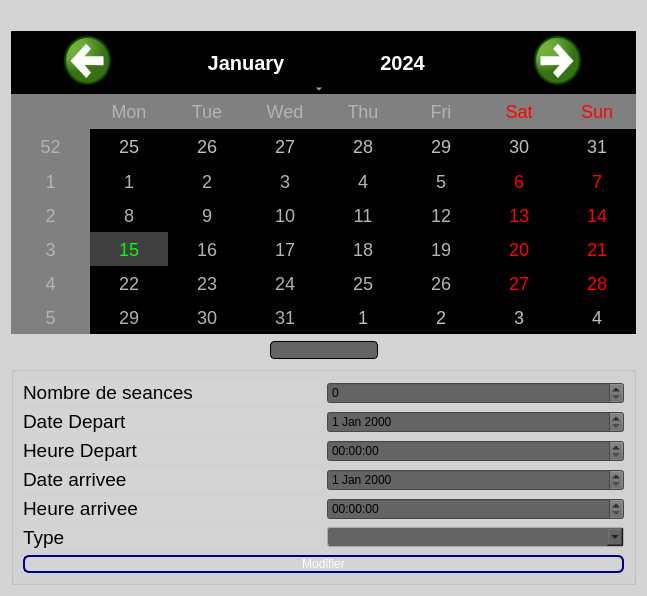
CalmettesT/Projet-BTS, file editseance.ui: the form before one commit.
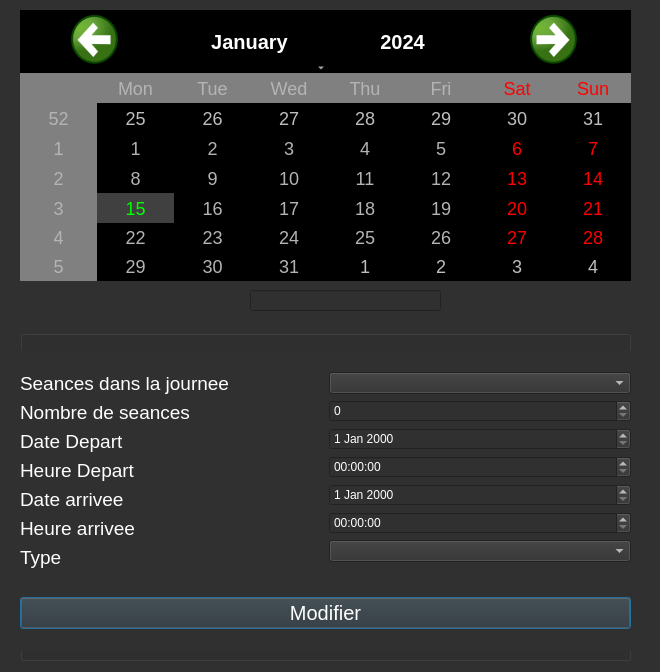
The form after the commit.

```diff
--- a/editseance.ui
+++ b/editseance.ui
@@ -6,36 +6,36 @@
    <rect>
     <x>0</x>
     <y>0</y>
-    <width>495</width>
-    <height>596</height>
+    <width>660</width>
+    <height>672</height>
    </rect>
   </property>
   <property name="windowTitle">
    <string>Dialog</string>
   </property>
   <property name="styleSheet">
-   <string notr="true">background-color: rgb(212, 212, 212);</string>
+   <string notr="true">background-color: rgb(48, 48, 48);</string>
   </property>
-  <layout class="QVBoxLayout" name="verticalLayout_5">
-   <item>
-    <widget class="QLabel" name="labelimg">
-     <property name="text">
-      <string/>
-     </property>
-    </widget>
-   </item>
-   <item>
     <widget class="QCalendarWidget" name="calendarWidget">
+   <property name="geometry">
+    <rect>
+     <x>20</x>
+     <y>10</y>
+     <width>611</width>
+     <height>271</height>
+    </rect>
+   </property>
      <property name="styleSheet">
       <string notr="true">QCalendarWidget QToolButton {
-
+	heigth:40px;
 	width:150px;
 	color:white;
 	font-size:20px;
 	icon-size:56px,56px;
-	background-color: rgb(0, 0, 0);
+	background-color:black;
 }
 
+
 QCalendarWidget QWidget{
 	alternate-background-color:rgb(128,128,128)
 }
@@ -49,68 +49,47 @@
 }</string>
      </property>
     </widget>
-   </item>
-   <item>
-    <layout class="QHBoxLayout" name="horizontalLayout">
-     <item>
-      <spacer name="horizontalSpacer">
-       <property name="orientation">
-        <enum>Qt::Horizontal</enum>
-       </property>
-       <property name="sizeHint" stdset="0">
-        <size>
-         <width>30</width>
-         <height>20</height>
-        </size>
-       </property>
-      </spacer>
-     </item>
-     <item>
-      <widget class="QLineEdit" name="lineEdit">
-       <property name="sizePolicy">
-        <sizepolicy hsizetype="Fixed" vsizetype="Fixed">
-         <horstretch>0</horstretch>
-         <verstretch>0</verstretch>
-        </sizepolicy>
-       </property>
-       <property name="styleSheet">
-        <string notr="true">QLineEdit 
-{
-     border: 1px solid black;
-     border-radius: 4px;
-	background-color: rgb(100,100, 100);
-     selection-background-color: black;
- }</string>
-       </property>
-      </widget>
-     </item>
-     <item>
-      <spacer name="horizontalSpacer_2">
-       <property name="orientation">
-        <enum>Qt::Horizontal</enum>
-       </property>
-       <property name="sizeHint" stdset="0">
-        <size>
-         <width>30</width>
-         <height>20</height>
-        </size>
-       </property>
-      </spacer>
-     </item>
-    </layout>
-   </item>
-   <item>
     <widget class="QGroupBox" name="groupBox">
+   <property name="geometry">
+    <rect>
+     <x>20</x>
+     <y>330</y>
+     <width>611</width>
+     <height>331</height>
+    </rect>
+   </property>
      <property name="title">
       <string/>
      </property>
-     <layout class="QVBoxLayout" name="verticalLayout_3">
-      <item>
+   <widget class="QWidget" name="verticalLayoutWidget_3">
+    <property name="geometry">
+     <rect>
+      <x>0</x>
+      <y>20</y>
+      <width>611</width>
+      <height>301</height>
+     </rect>
+    </property>
        <layout class="QVBoxLayout" name="verticalLayout_4">
         <item>
          <layout class="QHBoxLayout" name="horizontalLayout_3">
           <item>
            <layout class="QVBoxLayout" name="verticalLayout">
+         <item>
+          <widget class="QLabel" name="nombreSeances_4">
+           <property name="font">
+            <font>
+             <pointsize>14</pointsize>
+            </font>
+           </property>
+           <property name="styleSheet">
+            <string notr="true">color: rgb(255, 255, 255);</string>
+           </property>
+           <property name="text">
+            <string>Seances dans la journee</string>
+           </property>
+          </widget>
+         </item>
             <item>
              <widget class="QLabel" name="nombreSeances_2">
               <property name="font">
@@ -119,7 +98,7 @@
                </font>
               </property>
               <property name="styleSheet">
-               <string notr="true">color: rgb(0, 0, 0);</string>
+            <string notr="true">color: rgb(255, 255, 255);</string>
               </property>
               <property name="text">
                <string>Nombre de seances</string>
@@ -134,7 +113,7 @@
                </font>
               </property>
               <property name="styleSheet">
-               <string notr="true">color: rgb(0, 0, 0);</string>
+            <string notr="true">color: rgb(255, 255, 255);</string>
               </property>
               <property name="text">
                <string>Date Depart</string>
@@ -149,7 +128,7 @@
                </font>
               </property>
               <property name="styleSheet">
-               <string notr="true">color: rgb(0, 0, 0);</string>
+            <string notr="true">color: rgb(255, 255, 255);</string>
               </property>
               <property name="text">
                <string>Heure Depart</string>
@@ -164,7 +143,7 @@
                </font>
               </property>
               <property name="styleSheet">
-               <string notr="true">color: rgb(0, 0, 0);</string>
+            <string notr="true">color: rgb(255, 255, 255);</string>
               </property>
               <property name="text">
                <string>Date arrivee</string>
@@ -179,7 +158,7 @@
                </font>
               </property>
               <property name="styleSheet">
-               <string notr="true">color: rgb(0, 0, 0);</string>
+            <string notr="true">color: rgb(255, 255, 255);</string>
               </property>
               <property name="text">
                <string>Heure arrivee</string>
@@ -194,7 +173,7 @@
                </font>
               </property>
               <property name="styleSheet">
-               <string notr="true">color: rgb(0, 0, 0);</string>
+            <string notr="true">color: rgb(255, 255, 255);</string>
               </property>
               <property name="text">
                <string>Type</string>
@@ -205,106 +184,52 @@
           </item>
           <item>
            <layout class="QVBoxLayout" name="verticalLayout_2">
+         <item>
+          <widget class="QComboBox" name="seancesJournne">
+           <property name="styleSheet">
+            <string notr="true">color: rgb(255, 255, 255);</string>
+           </property>
+          </widget>
+         </item>
             <item>
              <widget class="QSpinBox" name="nombreSeances">
               <property name="styleSheet">
-               <string notr="true"> QSpinBox {
-	background-color: rgb(100,100, 100);
-     padding-right: 10px; /* Crée un espace pour les flèches */
-     border-width: 3;
- }
-
- 
-</string>
+            <string notr="true">color: rgb(255, 255, 255);</string>
               </property>
              </widget>
             </item>
             <item>
              <widget class="QDateEdit" name="dateDepart">
               <property name="styleSheet">
-               <string notr="true"> QDateEdit{
-	background-color: rgb(100,100, 100);
-     padding-right: 10px; /* Crée un espace pour les flèches */
-     border-width: 3;
- }
-</string>
+            <string notr="true">color: rgb(255, 255, 255);</string>
               </property>
              </widget>
             </item>
             <item>
              <widget class="QTimeEdit" name="heureDepart">
               <property name="styleSheet">
-               <string notr="true"> QTimeEdit{
-	background-color: rgb(100,100, 100);
-     padding-right: 10px; /* Crée un espace pour les flèches */
-     border-width: 3;
- }
- 
-</string>
+            <string notr="true">color: rgb(255, 255, 255);</string>
               </property>
              </widget>
             </item>
             <item>
              <widget class="QDateEdit" name="dateArrivee">
               <property name="styleSheet">
-               <string notr="true"> QDateEdit{
-	background-color: rgb(100,100, 100);
-     padding-right: 10px; /* Crée un espace pour les flèches */
-     border-width: 3;
- }
- </string>
+            <string notr="true">color: rgb(255, 255, 255);</string>
               </property>
              </widget>
             </item>
             <item>
              <widget class="QTimeEdit" name="heureArrivee">
               <property name="styleSheet">
-               <string notr="true"> QTimeEdit{
-	background-color: rgb(100,100, 100);
-     padding-right: 10px; /* Crée un espace pour les flèches */
-     border-width: 3;
- }
- </string>
+            <string notr="true">color: rgb(255, 255, 255);</string>
               </property>
              </widget>
             </item>
             <item>
              <widget class="QComboBox" name="type">
               <property name="styleSheet">
-               <string notr="true">QComboBox 
-{
-     border: 1px solid darkgray;
-     border-radius: 3px;
-     padding: 1px 18px 1px 3px;
-     min-width: 6em;
-
- }
-
-
-QComboBox 
-{
-	
-	background-color: rgb(100, 100, 100);
-     border: 1px solid darkgray;
-     border-radius: 3px;
-     padding: 1px 18px 1px 3px;
-     min-width: 6em;
- }
- 
- QComboBox:editable {
-     background: black;
- }
- 
-
- 
- 
-
- 
-
- 
-
-
- </string>
+            <string notr="true">color: rgb(255, 255, 255);</string>
               </property>
              </widget>
             </item>
@@ -313,32 +238,16 @@
          </layout>
         </item>
         <item>
-         <widget class="QPushButton" name="pushButton">
+      <widget class="QPushButton" name="btnMod">
           <property name="styleSheet">
            <string notr="true">QPushButton {
-	
-	font: 75 16pt &quot;Arial&quot;;
+	heigth:40px;
+	width:150px;
+	color:black;
+	font-size:20px;
+	icon-size:56px,56px;
 	color: rgb(255, 255, 255);
-         border: 2px solid #8f8f91;
-         border-radius: 6px;
-         background-color: qlineargradient(x1: 0, y1: 0, x2: 0, y2: 1,
-                                           stop: 0 #181716, stop: 1 #3D3C3A);
-         min-width: 80px;
-     }
-
-     QPushButton:pressed {
-         background-color: qlineargradient(x1: 0, y1: 0, x2: 0, y2: 1,
-                                           stop: 0 #3D3C3A, stop: 1 #181716);
-     }
-
-     QPushButton:flat {
-         border: none; /* no border for a flat push button */
-     }
-
-     QPushButton:default {
-         border-color: navy; /* make the default button prominent */
-     }
-</string>
+}</string>
           </property>
           <property name="text">
            <string>Modifier</string>
@@ -346,15 +255,38 @@
          </widget>
         </item>
        </layout>
-      </item>
-     </layout>
-    </widget>
-   </item>
-  </layout>
+   </widget>
+  </widget>
+  <widget class="QLabel" name="labelimg">
+   <property name="geometry">
+    <rect>
+     <x>0</x>
+     <y>0</y>
+     <width>671</width>
+     <height>681</height>
+    </rect>
+   </property>
+   <property name="text">
+    <string/>
+   </property>
+  </widget>
+  <widget class="QLineEdit" name="lineEdit">
+   <property name="geometry">
+    <rect>
+     <x>250</x>
+     <y>290</y>
+     <width>191</width>
+     <height>21</height>
+    </rect>
+   </property>
+   <property name="styleSheet">
+    <string notr="true">color: rgb(255, 255, 255);</string>
+   </property>
+  </widget>
   <zorder>labelimg</zorder>
-  <zorder>groupBox</zorder>
   <zorder>calendarWidget</zorder>
-  <zorder>horizontalLayoutWidget</zorder>
+  <zorder>groupBox</zorder>
+  <zorder>lineEdit</zorder>
  </widget>
  <resources/>
  <connections/>
```
Lines whose indentation alone changed are shown as unchanged.
